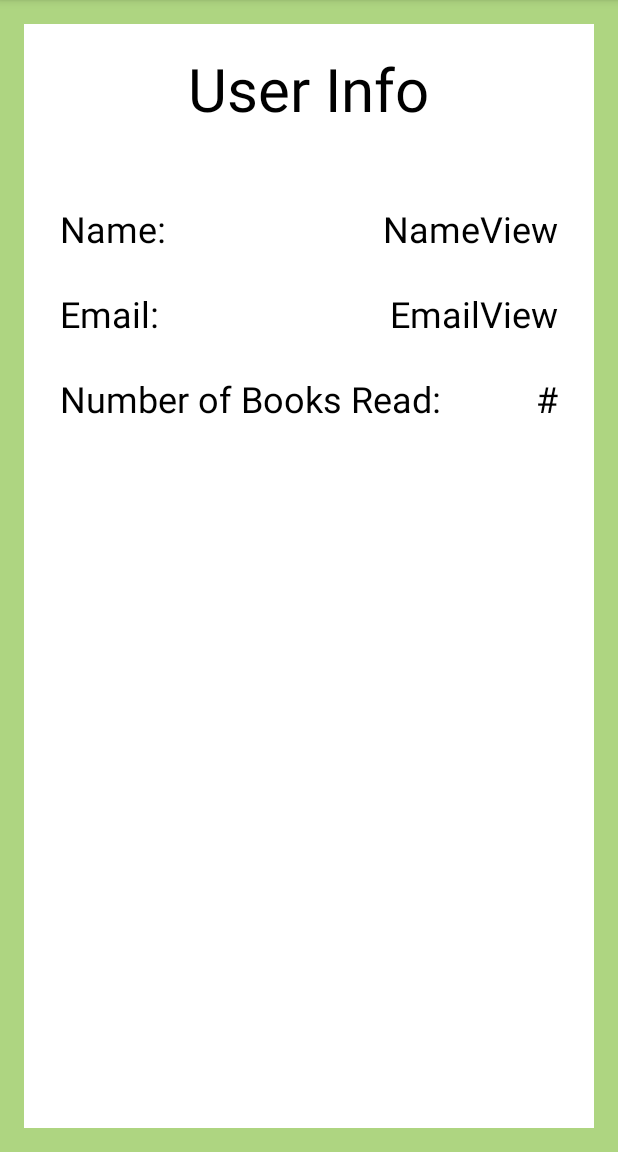
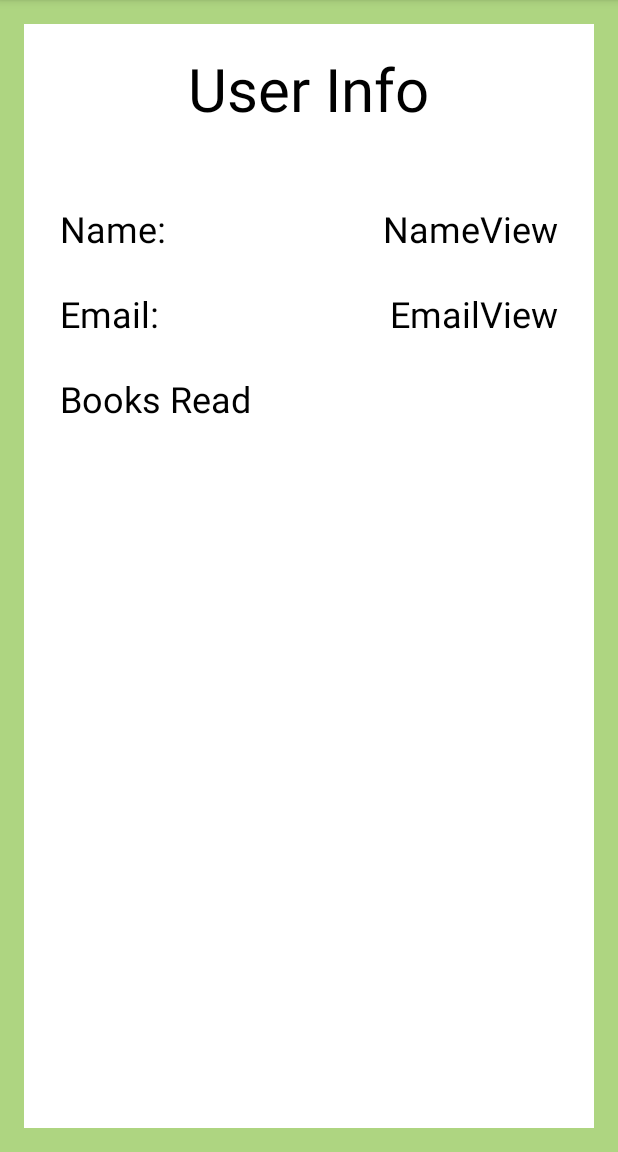
Before and after one commit to alprael/ReadWithoutMe, an Android app: the fragment UserInfoFragment placed in its activity, on a phone screen of 412 x 824 dp, the part 84-1236 px from its top. Run offline under Robolectric (Android 15) with nearby library versions, the phone set to English and light mode, and no system bars; our stand-ins replace Room's generated code; libraries missing offline, so code that uses them is left out: android.arch.persistence; 2 statements that could not run were skipped.

Commit message:
extracted string resources in the xml files

```diff
--- a/app/src/main/java/com/alprael/readwithoutme/model/database/RWMDatabase.java
+++ b/app/src/main/java/com/alprael/readwithoutme/model/database/RWMDatabase.java
@@ -20,7 +20,8 @@ import com.alprael.readwithoutme.model.entity.User;
 /**
  * The main Read Without Me database extending Room.
  */
-@Database(entities = {Book.class, User.class, BooksRead.class, Quiz.class}, version = 1, exportSchema = true)
+@Database(entities = {Book.class, User.class, BooksRead.class, Quiz.class},
+    version = 1, exportSchema = true)
 public abstract class RWMDatabase extends RoomDatabase {
 
   private static final String DATABASE_NAME = "rwm_db";
--- a/app/src/main/java/com/alprael/readwithoutme/view/UserInfoFragment.java
+++ b/app/src/main/java/com/alprael/readwithoutme/view/UserInfoFragment.java
@@ -11,6 +11,7 @@ import android.view.Menu;
 import android.view.MenuInflater;
 import android.view.MenuItem;
 import android.view.View;
+import android.view.View.OnClickListener;
 import android.view.ViewGroup;
 import android.widget.TextView;
 import com.alprael.readwithoutme.R;
@@ -24,7 +25,7 @@ import com.alprael.readwithoutme.model.entity.User;
 public class UserInfoFragment extends Fragment {
 
   private View view;
-  private TextView userInfoDisplayName, userInforDisplayEmail, userInforDisplayBooksRead;
+  private TextView userInfoDisplayName, userInfoDisplayEmail, userInfoDisplayBooksRead;
 
   @Nullable
   @Override
@@ -38,8 +39,14 @@ public class UserInfoFragment extends Fragment {
 
   private void initViews() {
     userInfoDisplayName = view.findViewById(R.id.user_info_display_name);
-    userInforDisplayEmail = view.findViewById(R.id.user_info_display_email);
-    userInforDisplayBooksRead = view.findViewById(R.id.user_info_display_books_read);
+    userInfoDisplayEmail = view.findViewById(R.id.user_info_display_email);
+    userInfoDisplayBooksRead = view.findViewById(R.id.user_info_books_read);
+    userInfoDisplayBooksRead.setOnClickListener(new OnClickListener() {
+      @Override
+      public void onClick(View v) {
+
+      }
+    });
     QueryTask queryTask = new QueryTask();
     queryTask.execute();
   }
@@ -78,7 +85,7 @@ public class UserInfoFragment extends Fragment {
     @Override
     protected void onPostExecute(User user) {
       userInfoDisplayName.setText(user.getDisplayName());
-      userInforDisplayEmail.setText(user.getEmail());
+      userInfoDisplayEmail.setText(user.getEmail());
     }
   }
 }
--- a/app/src/main/res/layout/fragment_quiz.xml
+++ b/app/src/main/res/layout/fragment_quiz.xml
@@ -21,8 +21,8 @@
       android:layout_marginBottom="24dp"
       android:layout_alignParentTop="true"
       android:layout_centerHorizontal="true"
-      android:text="TextView"
-      android:textSize="24dp"
+      android:text="@string/textview"
+      android:textSize="24sp"
       android:textColor="#000000"/>
 
     <WebView
--- a/app/src/main/res/layout/fragment_user_info.xml
+++ b/app/src/main/res/layout/fragment_user_info.xml
@@ -18,8 +18,8 @@
     android:layout_marginTop="16dp"
     android:layout_centerHorizontal="true"
     android:gravity="center_horizontal"
-    android:text="User Info"
-    android:textSize="40dp"
+    android:text="@string/user_info"
+    android:textSize="40sp"
     android:textColor="#000000"/>
   <TextView
     android:id="@+id/user_info_name"
@@ -28,8 +28,8 @@
     android:layout_marginTop="120dp"
     android:layout_marginStart="24dp"
     android:layout_marginBottom="24dp"
-    android:text="Name:"
-    android:textSize="24dp"
+    android:text="@string/name"
+    android:textSize="24sp"
     android:textColor="#000000"/>
   <TextView
     android:id="@+id/user_info_display_name"
@@ -38,8 +38,8 @@
     android:layout_marginEnd="24dp"
     android:layout_alignParentEnd="true"
     android:layout_alignTop="@+id/user_info_name"
-    android:text="NameView"
-    android:textSize="24dp"
+    android:text="@string/nameview"
+    android:textSize="24sp"
     android:textColor="#000000"/>
   <TextView
     android:id="@+id/user_info_email"
@@ -48,8 +48,8 @@
     android:layout_marginStart="24dp"
     android:layout_marginBottom="24dp"
     android:layout_below="@+id/user_info_name"
-    android:text="Email:"
-    android:textSize="24dp"
+    android:text="@string/email"
+    android:textSize="24sp"
     android:textColor="#000000"/>
     <TextView
       android:id="@+id/user_info_display_email"
@@ -57,9 +57,9 @@
       android:layout_height="wrap_content"
       android:layout_alignEnd="@+id/user_info_display_name"
       android:layout_alignTop="@+id/user_info_email"
-      android:text="EmailView"
+      android:text="@string/emailview"
       android:textColor="#000000"
-      android:textSize="24dp"/>
+      android:textSize="24sp"/>
   <TextView
     android:id="@+id/user_info_books_read"
     android:layout_width="wrap_content"
@@ -67,17 +67,8 @@
     android:layout_marginStart="24dp"
     android:layout_marginBottom="24dp"
     android:layout_below="@+id/user_info_email"
-    android:text="Number of Books Read:"
-    android:textSize="24dp"
-    android:textColor="#000000"/>
-  <TextView
-    android:id="@+id/user_info_display_books_read"
-    android:layout_width="wrap_content"
-    android:layout_height="wrap_content"
-    android:layout_alignEnd="@+id/user_info_display_name"
-    android:layout_alignTop="@+id/user_info_books_read"
-    android:text="#"
-    android:textSize="24dp"
+    android:text="@string/books_read"
+    android:textSize="24sp"
     android:textColor="#000000"/>
 
   </RelativeLayout>
--- a/app/src/main/res/menu/main_book_fragment_menu.xml
+++ b/app/src/main/res/menu/main_book_fragment_menu.xml
@@ -5,6 +5,6 @@
   <item
     android:id="@+id/main_book_fragment_user_info"
     app:showAsAction="never"
-    android:title="Info"/>
+    android:title="@string/info"/>
 
 </menu>
--- a/app/src/main/res/menu/user_info_menu.xml
+++ b/app/src/main/res/menu/user_info_menu.xml
@@ -4,6 +4,6 @@
 
   <item
     android:id="@+id/user_info_menu_home"
-    android:title="Home"
+    android:title="@string/home"
     app:showAsAction="never"/>
 </menu>
--- a/app/src/main/res/values/strings.xml
+++ b/app/src/main/res/values/strings.xml
@@ -2,11 +2,21 @@
   <string name="app_name">Read Without Me</string>
   <string name="book">Book Text</string>
   <string name="quiz">Quiz</string>
-  <string name="GreenBookQuestion1">What color did the book say Jerry was?\n\n\n</string>
-  <string name="GreenBookQuestion2">What does Dina love to do?\n\n\n</string>
-  <string name="GreenBookQuestion3">What mattered at the end?</string>
   <string name="start">Start</string>
   <string name="stop">Stop</string>
   <string name="reset">Reset</string>
   <string name="seconds_key">Seconds:</string>
+  <string name="home">Home</string>
+  <string name="info">Info</string>
+  <string name="books_read">Books Read</string>
+  <string name="emailview">EmailView</string>
+  <string name="email">Email:</string>
+  <string name="nameview">NameView</string>
+  <string name="name">Name:</string>
+  <string name="user_info">User Info</string>
+  <string name="display_name">Display Name</string>
+  <string name="display_email">Display Email</string>
+  <string name="log_out">Log Out</string>
+  <string name="confirm">Confirm</string>
+  <string name="textview">TextView</string>
 </resources>
```
Also changed, not shown: app/src/main/res/layout/fragment_main_book.xml (deleted, +0 -243 lines), app/src/main/res/layout/fragment_sign_in.xml (+6 -6 lines), app/src/main/res/menu/book_fragment_menu.xml (+6 -6 lines), app/src/main/res/menu/quiz_fragment_menu.xml (+2 -6 lines), 3 other files.
